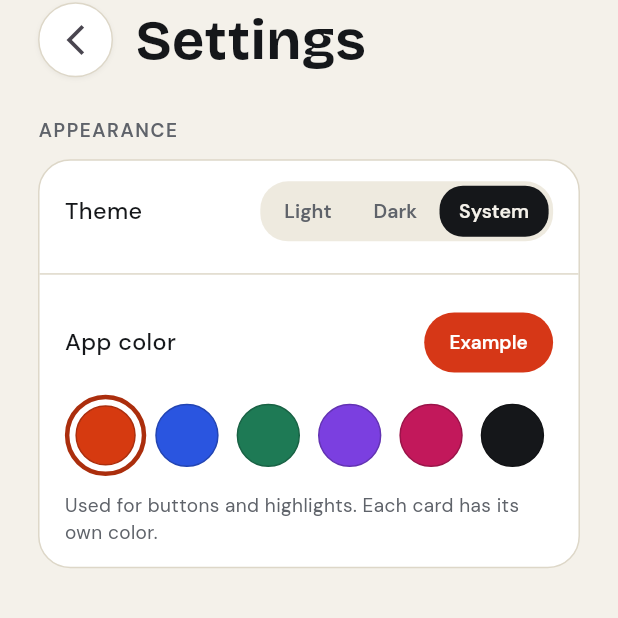
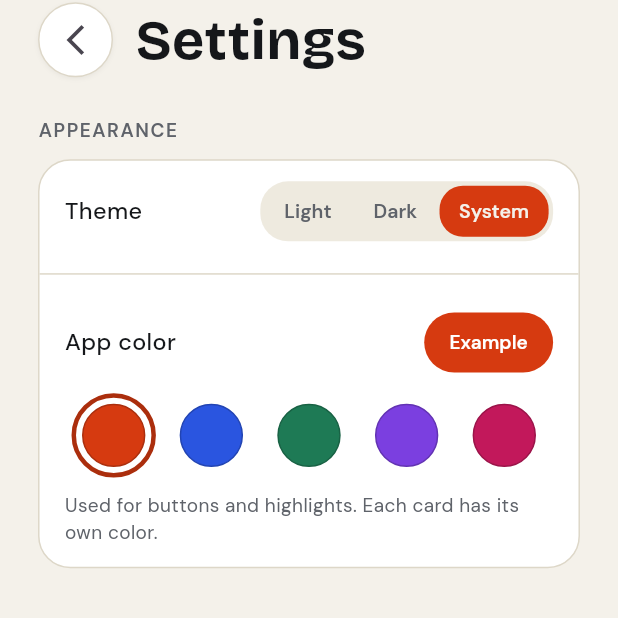
Before and after one commit to Ziad-Yaseen/business_card, a Flutter app: the _MainLayoutScaffold screen opened directly, after a tap on an icon or button, on a phone screen of 412 x 824 dp, the top half of it. Run offline on Flutter 3.47's test engine with Material 3 defaults, Android fonts, the phone set to English and light mode, and no system bars; our stand-ins replace equatable, flutter_bloc, flutter_screenutil, gap, go_router, google_fonts and 4 more; accounts and stored records are empty.

Commit message:
finish theaming

```diff
--- a/lib/core/cubit/theme_cubit.dart
+++ b/lib/core/cubit/theme_cubit.dart
@@ -8,11 +8,11 @@ import 'theme_state.dart';
 class ThemeCubit extends Cubit<ThemeState> {
   ThemeCubit() : super(ThemeState(colorIndex: _readColor(), mode: _readMode()));
 
-  int numberOfColors = 6;
+  int numberOfColors = 5;
 
   static int _readColor() {
     final saved = PrefsHelper.getInt(PrefsKeys.themeColor) ?? 0;
-    return (saved < 0 || saved >= 6) ? 0 : saved;
+    return (saved < 0 || saved >= 5) ? 0 : saved;
   }
 
   static ThemeMode _readMode() {
--- a/lib/features/create_card/screens/create_card_view.dart
+++ b/lib/features/create_card/screens/create_card_view.dart
@@ -1,6 +1,9 @@
 import 'package:business_card/core/components/main_card_preview.dart';
 import 'package:business_card/core/components/main_text_field_with_laabel.dart';
 import 'package:business_card/core/constants/app_colors.dart';
+import 'package:business_card/core/cubit/theme_cubit.dart';
+import 'package:business_card/core/cubit/theme_state.dart';
+import 'package:business_card/core/helpers/theme_extension.dart';
 import 'package:business_card/features/create_card/cubit/create_card_cubit.dart';
 import 'package:business_card/features/create_card/cubit/create_card_state.dart';
 import 'package:business_card/features/create_card/cubit/tab_cubit.dart';
@@ -92,7 +95,8 @@ class _TabBar extends StatelessWidget {
           color: AppAccent.darkLerpedbg(context),
           borderRadius: BorderRadius.circular(24.r),
         ),
-        child: TabBar(
+        child: BlocBuilder<ThemeCubit, ThemeState>(
+          builder: (_, state) => TabBar(
             onTap: (index) => context.read<TabCubit>().select(index),
             labelStyle: GoogleFonts.dmSans(
               fontSize: 14.sp,
@@ -102,7 +106,9 @@ class _TabBar extends StatelessWidget {
             dividerColor: Colors.transparent,
             indicatorSize: TabBarIndicatorSize.tab,
             indicator: BoxDecoration(
-            color: AppAccent.primaryText(context),
+              color: context.isDark
+                  ? AppAccent.presets[state.colorIndex].dark
+                  : AppAccent.presets[state.colorIndex].light,
               borderRadius: BorderRadius.circular(20.r),
             ),
             labelColor: AppAccent.primaryText2(context),
@@ -111,6 +117,7 @@ class _TabBar extends StatelessWidget {
             overlayColor: WidgetStateProperty.all(Colors.transparent),
             labelPadding: EdgeInsets.symmetric(vertical: 12.h),
             tabs: const [Text('Look'), Text('Details'), Text('Links')],
+          ),
         ),
       ),
     );
--- a/lib/features/create_card/widgets/create_card_app_bar.dart
+++ b/lib/features/create_card/widgets/create_card_app_bar.dart
@@ -1,5 +1,8 @@
 import 'package:business_card/core/components/main_back_button.dart';
 import 'package:business_card/core/constants/app_colors.dart';
+import 'package:business_card/core/cubit/theme_cubit.dart';
+import 'package:business_card/core/cubit/theme_state.dart';
+import 'package:business_card/core/helpers/theme_extension.dart';
 import 'package:business_card/features/create_card/cubit/create_card_cubit.dart';
 import 'package:material_ui/material_ui.dart';
 import 'package:flutter_bloc/flutter_bloc.dart';
@@ -32,7 +35,13 @@ class CreateCardAppBar extends StatelessWidget {
           const Spacer(),
           Tooltip(
             message: 'Save',
-            child: TextButton(
+            child: BlocBuilder<ThemeCubit, ThemeState>(
+              builder: (_, state) => TextButton(
+                style: TextButton.styleFrom(
+                  backgroundColor: context.isDark
+                      ? AppAccent.presets[state.colorIndex].dark
+                      : AppAccent.presets[state.colorIndex].light,
+                ),
                 onPressed: () => context.read<CreateCardCubit>().save(),
                 child: Text(
                   'Save',
@@ -43,6 +52,7 @@ class CreateCardAppBar extends StatelessWidget {
                 ),
               ),
             ),
+          ),
         ],
       ),
     );
--- a/lib/features/home/screens/home_view.dart
+++ b/lib/features/home/screens/home_view.dart
@@ -2,7 +2,7 @@ import 'package:business_card/features/home/widgets/cards_view_widget.dart';
 import 'package:business_card/features/home/widgets/home_app_bar.dart';
 import 'package:business_card/features/home/widgets/no_cards_widget.dart';
 import 'package:business_card/features/main_layout/cubit/cards_cubit.dart';
-import 'package:business_card/features/main_layout/screens/states/cards_states.dart';
+import 'package:business_card/features/main_layout/cubit/states/cards_states.dart';
 import 'package:material_ui/material_ui.dart';
 import 'package:flutter_bloc/flutter_bloc.dart';
 
--- a/lib/features/main_layout/cubit/cards_cubit.dart
+++ b/lib/features/main_layout/cubit/cards_cubit.dart
@@ -1,7 +1,7 @@
 import 'package:business_card/core/helpers/card_dao.dart';
 import 'package:business_card/core/helpers/database_helper.dart';
 import 'package:business_card/core/repositories/card_repositories.dart';
-import 'package:business_card/features/main_layout/screens/states/cards_states.dart';
+import 'package:business_card/features/main_layout/cubit/states/cards_states.dart';
 import 'package:flutter_bloc/flutter_bloc.dart';
 
 class CardsCubit extends Cubit<CardsStates> {
--- a/lib/features/main_layout/widgets/bottom_nav_bar.dart
+++ b/lib/features/main_layout/widgets/bottom_nav_bar.dart
@@ -1,3 +1,8 @@
+import 'package:business_card/core/constants/app_colors.dart';
+import 'package:business_card/core/cubit/theme_cubit.dart';
+import 'package:business_card/core/cubit/theme_state.dart';
+import 'package:business_card/core/helpers/theme_extension.dart';
+import 'package:flutter_bloc/flutter_bloc.dart';
 import 'package:material_ui/material_ui.dart';
 import 'package:flutter_screenutil/flutter_screenutil.dart';
 import 'package:gap/gap.dart';
@@ -88,15 +93,19 @@ class _PrimaryButton extends StatelessWidget {
     return GestureDetector(
       onTap: onTap,
       behavior: HitTestBehavior.opaque,
-      child: Container(
-        width: 52.h,
-        height: 52.h,
-        decoration: const BoxDecoration(
-          color: Color(0xFFD93A10),
-          shape: BoxShape.circle,
+      child: BlocBuilder<ThemeCubit, ThemeState>(
+        builder: (_, state) => Container(
+          width: 52.h,
+          height: 52.h,
+          decoration: BoxDecoration(
+            color: context.isDark
+                ? AppAccent.presets[state.colorIndex].dark
+                : AppAccent.presets[state.colorIndex].light,
+            shape: BoxShape.circle,
+          ),
+          alignment: Alignment.center,
+          child: Icon(item.icon, size: 22, color: Colors.white),
         ),
-        alignment: Alignment.center,
-        child: Icon(item.icon, size: 22, color: Colors.white),
       ),
     );
   }
--- a/lib/features/settings/widgets/apperiance_widget.dart
+++ b/lib/features/settings/widgets/apperiance_widget.dart
@@ -1,6 +1,7 @@
 import 'package:business_card/core/constants/app_colors.dart';
 import 'package:business_card/core/cubit/theme_cubit.dart';
 import 'package:business_card/core/cubit/theme_state.dart';
+import 'package:business_card/core/helpers/theme_extension.dart';
 import 'package:business_card/features/settings/widgets/settings_color_selector.dart';
 import 'package:business_card/features/settings/widgets/settings_item.dart';
 import 'package:flutter_bloc/flutter_bloc.dart';
@@ -39,6 +40,9 @@ class ApperianceWidget extends StatelessWidget {
                       onChanged: (value) {
                         cubit.setMode(value);
                       },
+                      selectedColor: context.isDark
+                          ? AppAccent.presets[state.colorIndex].dark
+                          : AppAccent.presets[state.colorIndex].light,
                     );
                   },
                 ),
@@ -69,9 +73,13 @@ class ApperianceWidget extends StatelessWidget {
                         color: AppAccent.primaryText(context),
                       ),
                     ),
-                    TextButton(
+                    BlocBuilder<ThemeCubit, ThemeState>(
+                      builder: (_, state) => TextButton(
                         style: TextButton.styleFrom(
                           padding: EdgeInsets.symmetric(horizontal: 16.w),
+                          backgroundColor: context.isDark
+                              ? AppAccent.presets[state.colorIndex].dark
+                              : AppAccent.presets[state.colorIndex].light,
                         ),
                         onPressed: () {},
                         child: Text(
@@ -82,10 +90,11 @@ class ApperianceWidget extends StatelessWidget {
                           ),
                         ),
                       ),
+                    ),
                   ],
                 ),
                 Gap(10.h),
-                SettingsColorSelectorWidget(),
+                const SettingsColorSelectorWidget(),
                 Gap(10.h),
                 Text(
                   'Used for buttons and highlights. Each card has its own color.',
@@ -106,10 +115,15 @@ class ApperianceWidget extends StatelessWidget {
 class SettingsColorSelector {}
 
 class _ThemeSelector extends StatelessWidget {
-  const _ThemeSelector({required this.selectedMode, required this.onChanged});
+  const _ThemeSelector({
+    required this.selectedMode,
+    required this.onChanged,
+    this.selectedColor = const Color(0xFF15171A),
+  });
 
   final ThemeMode selectedMode;
   final ValueChanged<ThemeMode> onChanged;
+  final Color selectedColor;
 
   @override
   Widget build(BuildContext context) {
@@ -134,6 +148,7 @@ class _ThemeSelector extends StatelessWidget {
               label: item.label,
               isSelected: selectedMode == item.mode,
               onTap: () => onChanged(item.mode),
+              selectedColor: selectedColor,
             ),
         ],
       ),
@@ -146,11 +161,13 @@ class _ThemeOption extends StatelessWidget {
     required this.label,
     required this.isSelected,
     required this.onTap,
+    this.selectedColor = const Color(0xFF15171A),
   });
 
   final String label;
   final bool isSelected;
   final VoidCallback onTap;
+  final Color selectedColor;
 
   @override
   Widget build(BuildContext context) {
@@ -164,7 +181,7 @@ class _ThemeOption extends StatelessWidget {
         padding: const .symmetric(horizontal: 13),
         alignment: .center,
         decoration: BoxDecoration(
-          color: isSelected ? const Color(0xFF15171A) : Colors.transparent,
+          color: isSelected ? selectedColor : Colors.transparent,
           borderRadius: .circular(16.r),
         ),
         child: AnimatedDefaultTextStyle(
--- a/lib/features/settings/widgets/settings_color_selector.dart
+++ b/lib/features/settings/widgets/settings_color_selector.dart
@@ -8,8 +8,6 @@ import 'package:material_ui/material_ui.dart';
 class SettingsColorSelectorWidget extends StatelessWidget {
   const SettingsColorSelectorWidget({super.key});
 
-  static const _count = 6;
-
   @override
   Widget build(BuildContext context) {
     return BlocSelector<ThemeCubit, ThemeState, int>(
@@ -19,7 +17,7 @@ class SettingsColorSelectorWidget extends StatelessWidget {
         return Row(
           mainAxisAlignment: MainAxisAlignment.spaceBetween,
           children: List.generate(
-            _count,
+            cubit.numberOfColors,
             (index) => Expanded(
               child: _ColorItem(
                 isSelected: selected == index,
```
Also changed, not shown: lib/features/main_layout/cubit/states/cards_states.dart (renamed from lib/features/main_layout/screens/states/cards_states.dart). Lines whose indentation alone changed are shown as unchanged.
